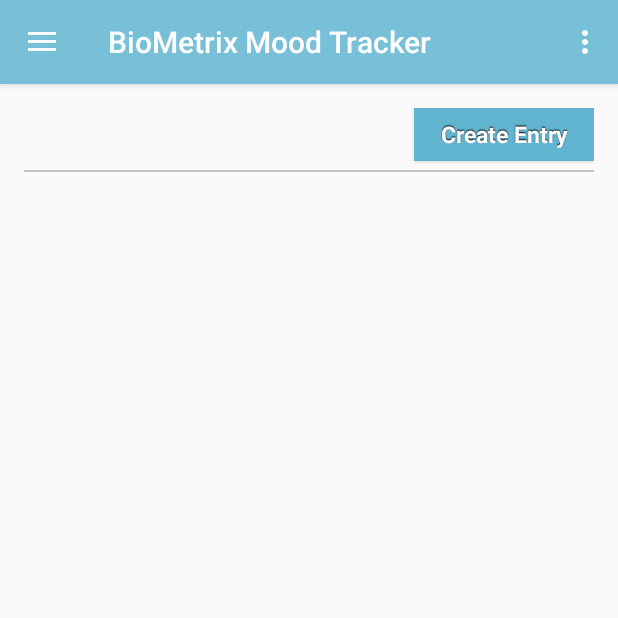
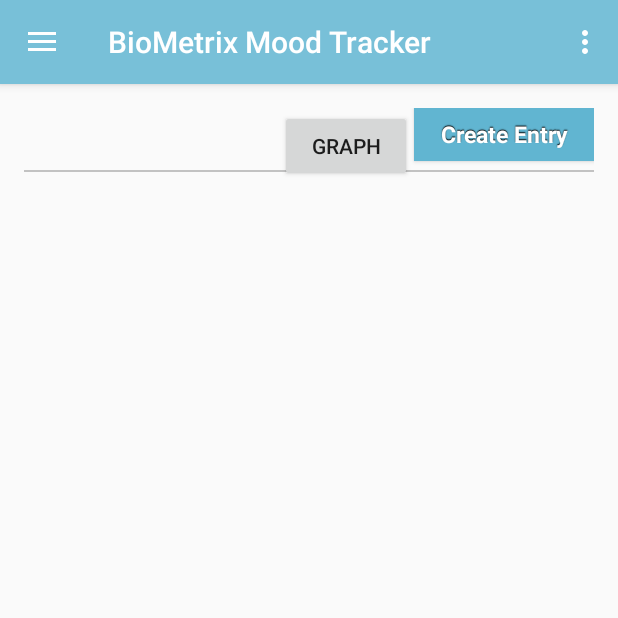
Before and after one commit to Biometrix-Health-Self-Improvement/Biometrix, an Android app: the screen it shows after launch (NavigationDrawerActivity), in the side drawer, after a tap on "Mood Tracker", on a phone screen of 412 x 824 dp, the top half of it. Run offline under Robolectric (Android 15) with nearby library versions, the phone set to English and light mode, and no system bars.

Commit message:
began adding graphs

```diff
--- a/NewAndroidProject/app/build.gradle
+++ b/NewAndroidProject/app/build.gradle
@@ -27,4 +27,5 @@ dependencies {
     compile 'com.android.support:support-v4:23.2.0'
     compile 'com.android.support:design:23.2.0'
     compile 'com.google.android.gms:play-services-auth:8.3.0'
+    compile 'com.jjoe64:graphview:4.0.1'
 }
--- a/NewAndroidProject/app/src/main/java/com/rocket/biometrix/MoodModule/MoodEntry.java
+++ b/NewAndroidProject/app/src/main/java/com/rocket/biometrix/MoodModule/MoodEntry.java
@@ -39,7 +39,7 @@ public class MoodEntry extends Fragment implements AsyncResponse {
     private String mParam2;
 
     View view;
-    String dep="None", elev="None", irr="None", anx="None";
+    String dep="0", elev="0", irr="0", anx="0";
 
 
     private OnFragmentInteractionListener mListener;
@@ -196,7 +196,7 @@ public class MoodEntry extends Fragment implements AsyncResponse {
                 break;
         }
         desc.setText(str);
-        return str;
+        return Integer.toString(prog);
     }
 
 
--- a/NewAndroidProject/app/src/main/res/layout/fragment_mood_parent.xml
+++ b/NewAndroidProject/app/src/main/res/layout/fragment_mood_parent.xml
@@ -7,6 +7,16 @@
     <Button style="@style/create_entry_button"
         android:id="@+id/createMoodEntryButton"
         android:onClick="CreateEntryOnClick" />
+
+    <Button
+        android:layout_width="wrap_content"
+        android:layout_height="wrap_content"
+        android:id="@+id/goToGraphMood"
+        android:layout_margin="1dp"
+        android:text="graph"
+        android:layout_toLeftOf="@id/createMoodEntryButton"
+        android:onClick="MoodGraph"
+        />
 
     <View
         style="@style/Divider"
```
Also changed, not shown: NewAndroidProject/app/src/main/java/com/rocket/biometrix/MoodModule/MoodParent.java (+20 -3 lines), NewAndroidProject/app/src/main/java/com/rocket/biometrix/NavigationDrawerActivity.java (+10 -0 lines).
